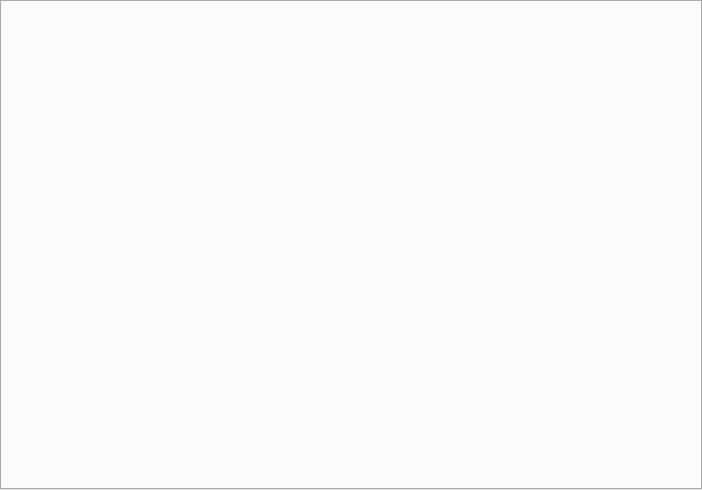
This is frm/Frm_timingTable.ui in lvxiaowei/linux_lcCode as Qt 5 draws it before an edit. The edited form follows.
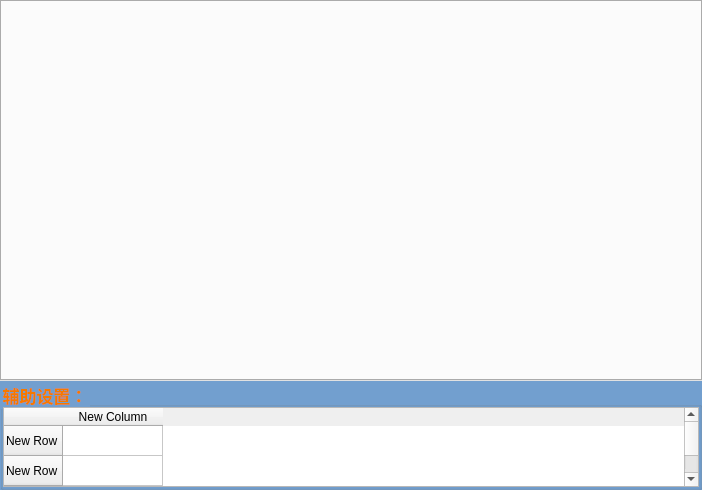
This is the edited form.

Commit message: 新增功能：１时序表新增重叠针数字段　２新增辅助设置表格，并且支持编辑和保存

What changed in the file:
```diff
--- a/frm/Frm_timingTable.ui
+++ b/frm/Frm_timingTable.ui
@@ -13,7 +13,7 @@
   <property name="windowTitle">
    <string>Form</string>
   </property>
-  <layout class="QGridLayout" name="gridLayout">
+  <layout class="QGridLayout" name="gridLayout" rowstretch="7,2">
    <property name="leftMargin">
     <number>0</number>
    </property>
@@ -43,6 +43,66 @@
      </property>
     </widget>
    </item>
+   <item row="1" column="0">
+    <widget class="QGroupBox" name="m_grpAssist">
+     <property name="font">
+      <font>
+       <pointsize>13</pointsize>
+       <weight>75</weight>
+       <bold>true</bold>
+      </font>
+     </property>
+     <property name="styleSheet">
+      <string notr="true">#m_grpAssist{color: rgb(245, 121, 0); background-color: rgb(114, 159, 207);}
+
+</string>
+     </property>
+     <property name="title">
+      <string>辅助设置：</string>
+     </property>
+     <layout class="QGridLayout" name="gridLayout_2">
+      <property name="leftMargin">
+       <number>0</number>
+      </property>
+      <property name="topMargin">
+       <number>0</number>
+      </property>
+      <property name="rightMargin">
+       <number>0</number>
+      </property>
+      <property name="bottomMargin">
+       <number>0</number>
+      </property>
+      <property name="spacing">
+       <number>0</number>
+      </property>
+      <item row="0" column="0">
+       <widget class="QTableWidget" name="m_wgtAssist">
+        <row>
+         <property name="text">
+          <string>New Row</string>
+         </property>
+        </row>
+        <row>
+         <property name="text">
+          <string>New Row</string>
+         </property>
+        </row>
+        <row>
+         <property name="text">
+          <string>New Row</string>
+         </property>
+        </row>
+        <column>
+         <property name="text">
+          <string>New Column</string>
+         </property>
+        </column>
+       </widget>
+      </item>
+     </layout>
+    </widget>
+   </item>
   </layout>
  </widget>
  <resources/>
```
The commit also changes 1 other file.
